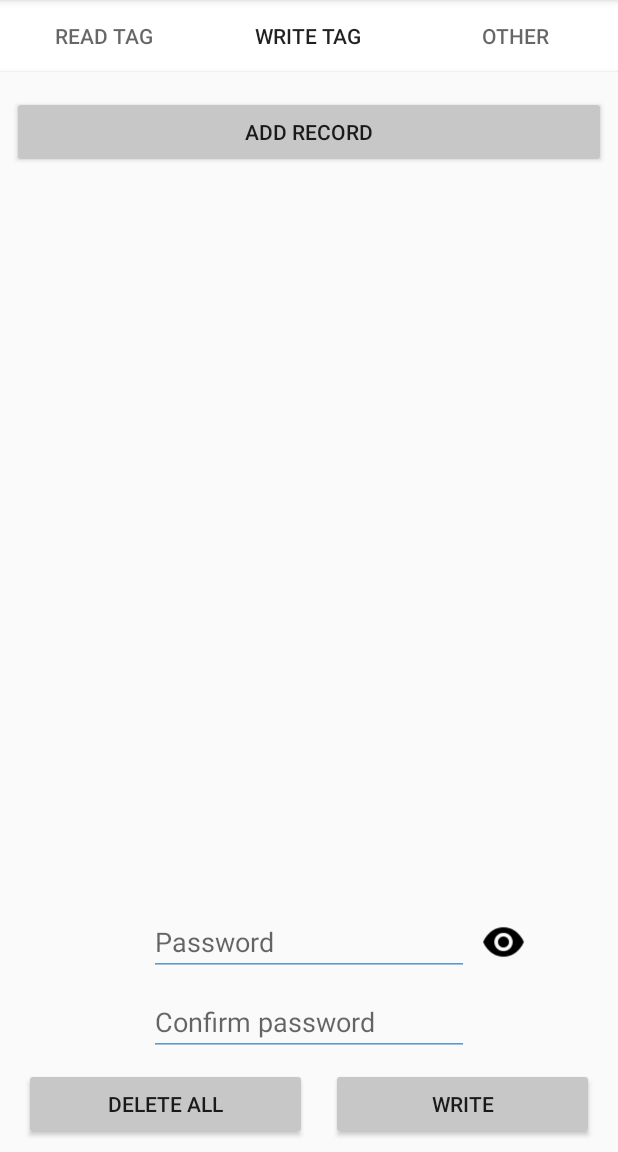
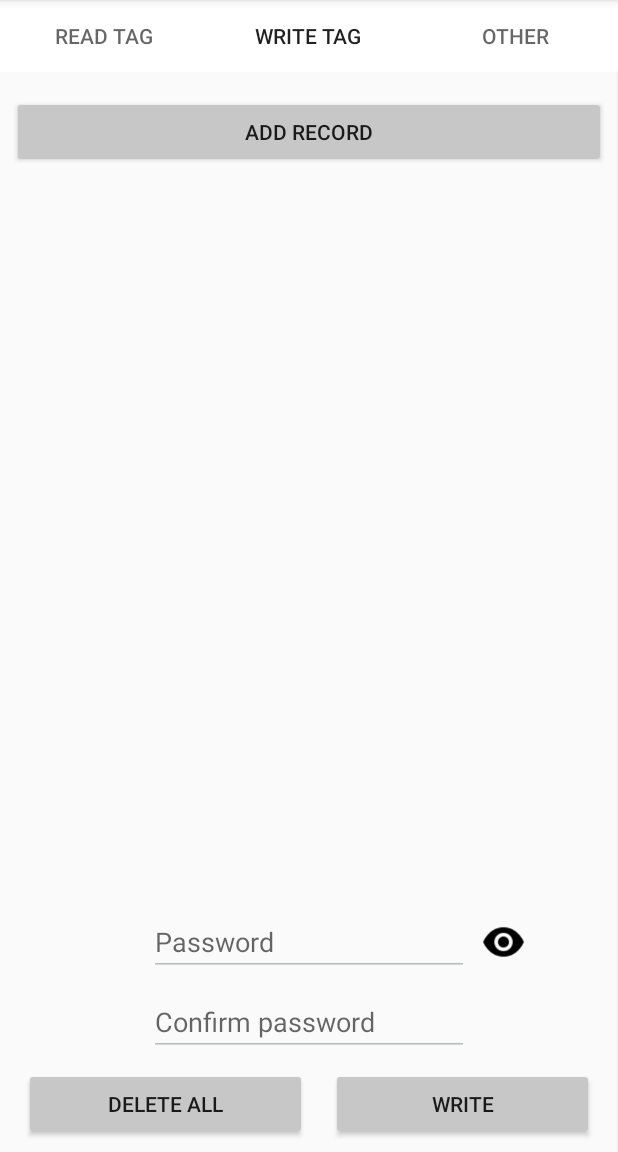
Before and after one commit to mcpecommander/NfcEncrypter, an Android app: the MainActivity screen opened directly, with no data from a screen before it, tab 2 chosen, on a phone screen of 412 x 824 dp, the part 84-1236 px from its top. Run offline under Robolectric (Android 15) with nearby library versions, the phone set to English and light mode, and no system bars; libraries missing offline, so code that uses them is left out: com.scottyab.aescrypt; 4 statements that could not run were skipped.

Commit message:
More redesigns (hopefully the last major one)

```diff
--- a/app/src/main/res/layout/writer_fragment.xml
+++ b/app/src/main/res/layout/writer_fragment.xml
@@ -6,8 +6,7 @@
     android:layout_height="match_parent"
     android:layout_margin="4dp"
     android:background="@color/colorPrimary"
-    android:backgroundTintMode="multiply"
-    android:elevation="2dp">
+    android:backgroundTintMode="multiply">
 
     <androidx.recyclerview.widget.RecyclerView
         android:id="@+id/records_viewer"
--- a/app/src/main/res/values/colors.xml
+++ b/app/src/main/res/values/colors.xml
@@ -4,11 +4,11 @@
     <color name="colorPrimaryDark">#c7c7c7</color>
     <color name="colorPrimaryLight">#ffffff</color>
 
-    <color name="colorSecondary">#90caf9</color>
-    <color name="colorSecondaryDark">#5d99c6</color>
-    <color name="colorSecondaryLight">#c3fdff</color>
+    <color name="colorSecondary">#eceff1</color>
+    <color name="colorSecondaryDark">#babdbe</color>
+    <color name="colorSecondaryLight">#ffffff</color>
 
-    <color name="colorAccent">#5d99c6</color>
+    <color name="colorAccent">#babdbe</color>
 
     <color name="colorDarkGray">#808080</color>
 
```
